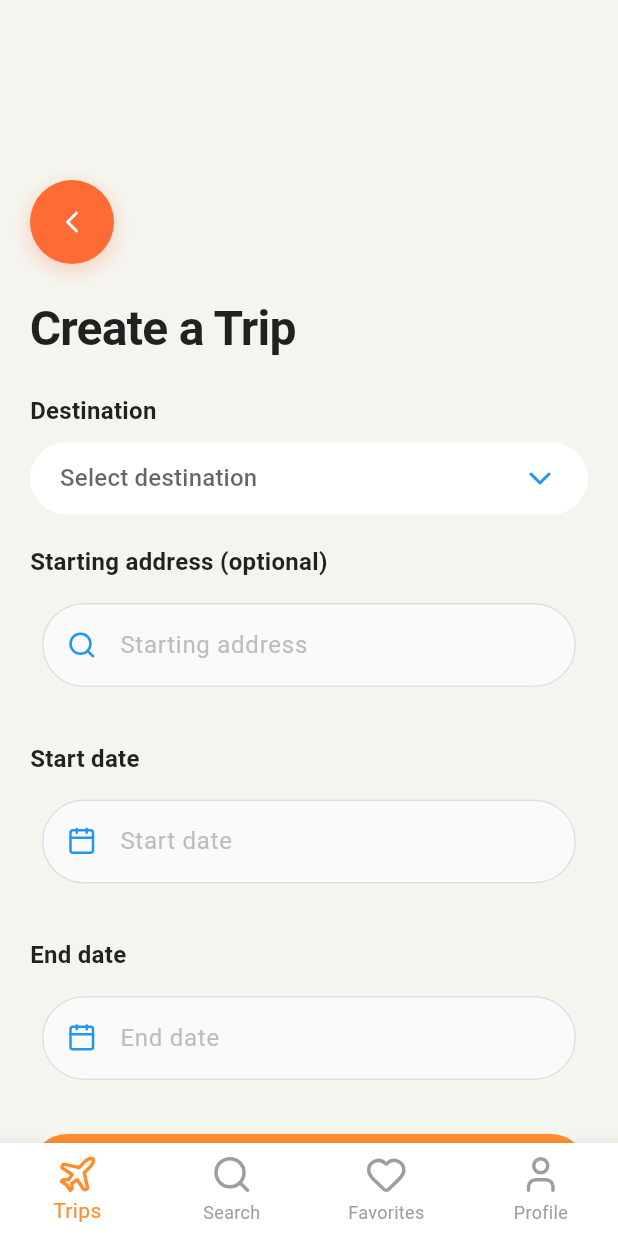
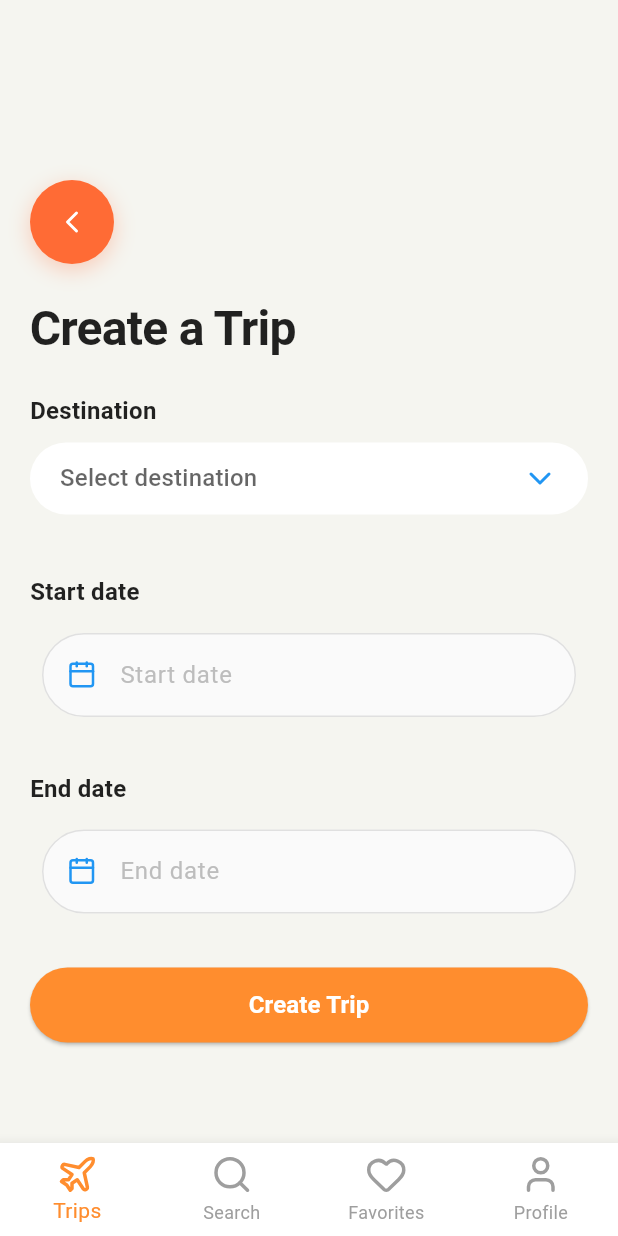
Before and after one commit to iassadki/nomad, a Flutter app: the create_trip screen opened by its route, on a phone screen of 412 x 824 dp. Run offline on Flutter 3.47's test engine with Material 3 defaults, Android fonts, the light colour scheme and no system bars; our stand-ins replace flutter_map, latlong2, lucide_icons, shared_preferences; accounts and stored records are empty.

Commit message:
Deletion of the input Starting Adress

```diff
--- a/lib/screens/trip_related/create_trip.dart
+++ b/lib/screens/trip_related/create_trip.dart
@@ -68,7 +68,7 @@ class _create_tripState extends State<create_trip> {
       'destination': _selectedDestination,
       'startDate': _startDateController.text,
       'endDate': _endDateController.text,
-      'startingAddress': _startAddressController.text.isEmpty ? null : _startAddressController.text,
+      // 'startingAddress': _startAddressController.text.isEmpty ? null : _startAddressController.text,
       'latitude': coordinates[_selectedDestination]?['latitude'] ?? 0.0,
       'longitude': coordinates[_selectedDestination]?['longitude'] ?? 0.0,
     };
@@ -160,17 +160,17 @@ class _create_tripState extends State<create_trip> {
 
             const SizedBox(height: 20),
 
-            const Text('Starting address (optional)', style: TextStyles.h4),
+            // const Text('Starting address (optional)', style: TextStyles.h4),
 
-            InputTextField(
-              controller: _startAddressController,
-              hintText: 'Starting address',
-              icon: LucideIcons.search,
-              iconColor: Colors.blue,
-              onChanged: (value) {
-                print('Recherche: $value');
-              },
-            ),
+            // InputTextField(
+            //   controller: _startAddressController,
+            //   hintText: 'Starting address',
+            //   icon: LucideIcons.search,
+            //   iconColor: Colors.blue,
+            //   onChanged: (value) {
+            //     print('Recherche: $value');
+            //   },
+            // ),
 
             const SizedBox(height: 20),
 
```
Also changed, not shown: 1 other file.
